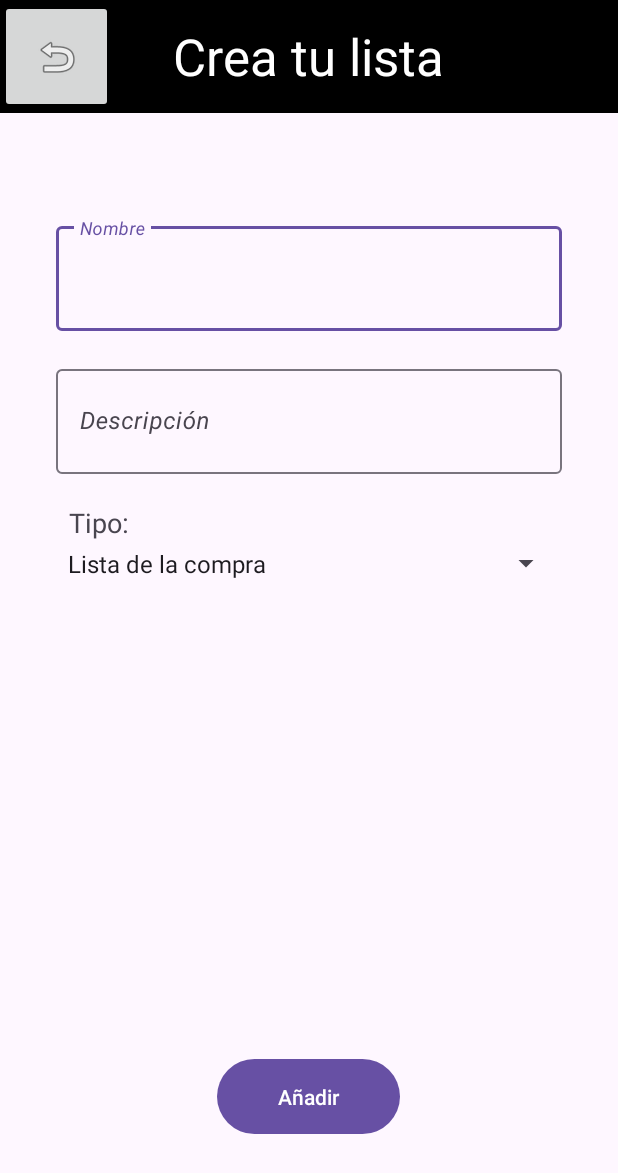
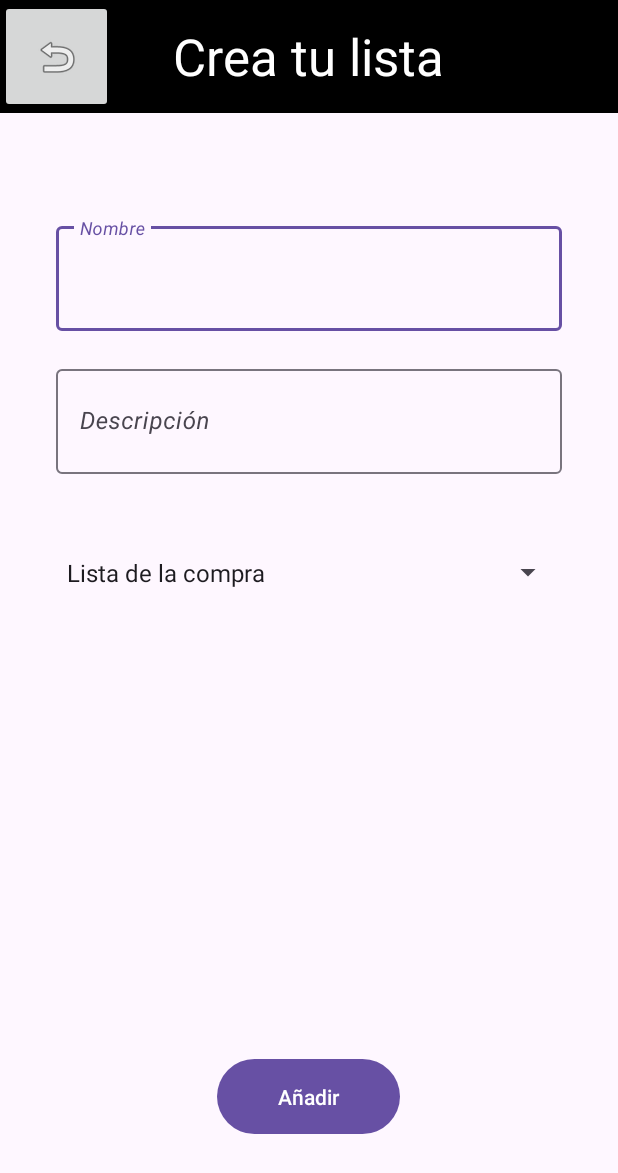
Before and after one commit to DavidSuarezRincon/SuperList, an Android app: the AniadirListaActivity screen opened directly, with no data from a screen before it, on a phone screen of 412 x 824 dp. Shown: the top 1173 px of the screen. Run offline under Robolectric (Android 15) with nearby library versions, the phone set to English and light mode, and no system bars.

Commit message:
Algunos cambios añadir lista activity

```diff
--- a/app/src/main/java/com/david/superlist/AdaptadorLista.java
+++ b/app/src/main/java/com/david/superlist/AdaptadorLista.java
@@ -87,7 +87,7 @@ public class AdaptadorLista extends RecyclerView.Adapter<AdaptadorLista.Titulare
                 public boolean onLongClick(View v) {
                     if (rvi != null) {
                         int pos = getAdapterPosition();
-                        if(pos != RecyclerView.NO_POSITION){
+                        if (pos != RecyclerView.NO_POSITION) {
                             rvi.onItemLongClick(pos);
                         }
                     }
--- a/app/src/main/java/com/david/superlist/AniadirListaActivity.java
+++ b/app/src/main/java/com/david/superlist/AniadirListaActivity.java
@@ -1,5 +1,6 @@
 package com.david.superlist;
 
+import android.app.Dialog;
 import android.os.Bundle;
 import android.text.TextUtils;
 import android.widget.Button;
--- a/app/src/main/res/layout/activity_aniadirlista.xml
+++ b/app/src/main/res/layout/activity_aniadirlista.xml
@@ -57,13 +57,13 @@
                 android:hint="Nombre"
                 android:inputType="textEmailAddress"
                 android:shadowColor="@color/white"
-            android:textColor="@color/white"
                 android:textColorHint="@color/whiteBasic"
                 android:textStyle="italic"
                 app:layout_constraintEnd_toEndOf="parent"
                 app:layout_constraintHorizontal_bias="0.493"
                 app:layout_constraintStart_toStartOf="parent"
-            app:layout_constraintTop_toBottomOf="@+id/textLogin" />
+                app:layout_constraintTop_toBottomOf="@+id/textLogin"
+                android:textColor="@color/design_default_color_on_secondary"/>
     </com.google.android.material.textfield.TextInputLayout>
 
     <com.google.android.material.textfield.TextInputLayout
@@ -86,20 +86,11 @@
                 android:hint="Descripción"
                 android:inputType="textEmailAddress"
                 android:shadowColor="@color/white"
-            android:textColor="@color/white"
+                android:textColor="@color/design_default_color_on_secondary"
                 android:textColorHint="@color/whiteBasic"
-            android:textStyle="italic" />
+                android:textStyle="italic"/>
     </com.google.android.material.textfield.TextInputLayout>
 
-
-    <Spinner
-        android:id="@+id/spinnerTipoLista"
-        android:layout_width="337dp"
-        android:layout_height="30dp"
-        android:entries="@array/opcionesSpinnerAddLista"
-        app:layout_constraintEnd_toEndOf="parent"
-        app:layout_constraintStart_toStartOf="parent"
-        app:layout_constraintTop_toBottomOf="@+id/textView" />
 
     <Button
         android:id="@+id/botonAniadirListaActivity"
@@ -111,20 +102,20 @@
         app:layout_constraintEnd_toEndOf="parent"
         app:layout_constraintHorizontal_bias="0.498"
         app:layout_constraintStart_toStartOf="parent" />
-
-    <TextView
-        android:id="@+id/textView"
-        android:layout_width="334dp"
+    <LinearLayout
+            android:orientation="horizontal"
+            android:layout_width="wrap_content"
             android:layout_height="wrap_content"
-        android:layout_marginLeft="16dp"
-        android:layout_marginTop="20dp"
-        android:gravity="center_vertical"
-        android:text="Tipo:"
-        android:textSize="18sp"
-        app:layout_constraintEnd_toEndOf="parent"
-        app:layout_constraintHorizontal_bias="0.48"
-        app:layout_constraintStart_toStartOf="parent"
-        app:layout_constraintTop_toBottomOf="@+id/tilListDescripction" />
+            app:layout_constraintTop_toBottomOf="@+id/tilListDescripction"
+            android:layout_marginTop="16dp" app:layout_constraintEnd_toEndOf="parent"
+            app:layout_constraintStart_toStartOf="parent">
+        <Spinner
+                android:id="@+id/spinnerTipoLista"
+                android:layout_width="339dp"
+                android:layout_height="35dp"
+                android:entries="@array/opcionesSpinnerAddLista"
+                android:layout_marginTop="32dp"/>
+    </LinearLayout>
 
 
 </androidx.constraintlayout.widget.ConstraintLayout>
```
Lines whose indentation alone changed are shown as unchanged.
